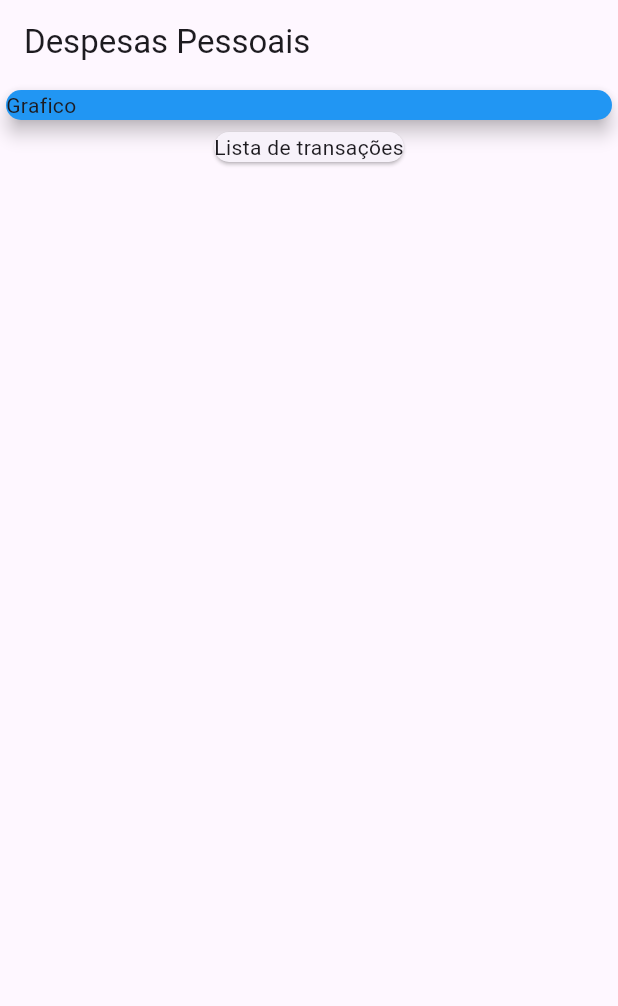
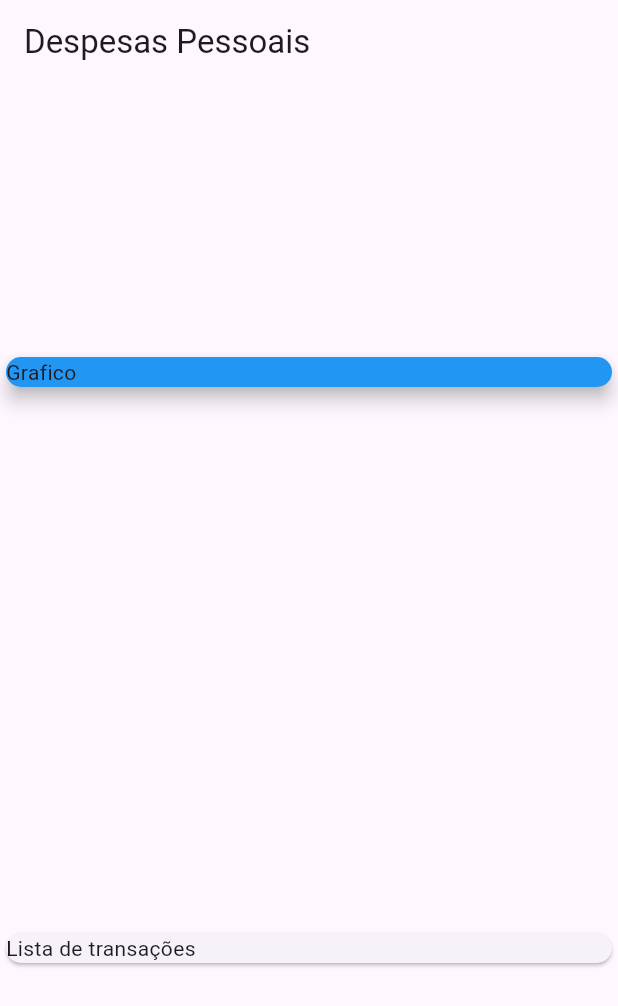
Before and after one commit to Joaomgsa/expenses, a Flutter app: the screen it shows after launch, on a phone screen of 412 x 824 dp. Shown: the top 1006 px of the screen. Run offline on Flutter 3.47's test engine with Material 3 defaults, Android fonts, the phone set to English and light mode, and no system bars.

Commit message:
ajuste da tela inicial

```diff
--- a/lib/main.dart
+++ b/lib/main.dart
@@ -1,11 +1,11 @@
 import 'package:flutter/material.dart';
 
 void main() {
-  runApp(const MyApp());
+  runApp(const ExpensesApp());
 }
 
-class MyApp extends StatelessWidget {
-  const MyApp({super.key});
+class ExpensesApp extends StatelessWidget {
+  const ExpensesApp({super.key});
 
   @override
   Widget build(BuildContext context) {
@@ -23,7 +23,10 @@ class MyHomePage extends StatelessWidget {
     return Scaffold
     ( appBar: AppBar(
       title: const Text('Despesas Pessoais'),
-    ),body:  const Column(children: <Widget>[
+    ),body:  const Column(
+      mainAxisAlignment: MainAxisAlignment.spaceAround,
+      crossAxisAlignment: CrossAxisAlignment.stretch,
+    children: <Widget>[
       SizedBox(
         width: double.infinity,
         child: Card(
```
